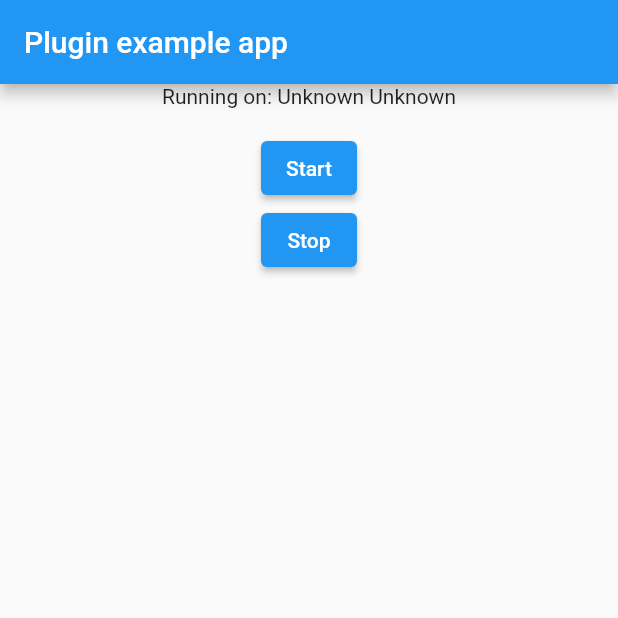
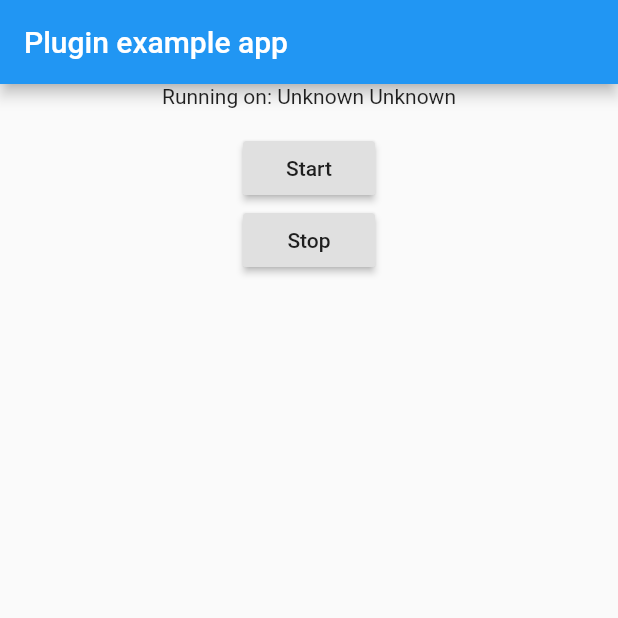
Before and after one commit to andreibratuleanu21/aero_f_ble, a Flutter app: the screen it shows after launch, on a phone screen of 412 x 824 dp, the top half of it. Run offline on Flutter 3.47's test engine with Material 2 defaults, Android fonts, the light colour scheme and no system bars.

Commit message:
save ios state

```diff
--- /dev/null
+++ b/analysis_options.yaml
@@ -0,0 +1,4 @@
+include: package:flutter_lints/flutter.yaml
+
+# Additional information about this file can be found at
+# https://dart.dev/guides/language/analysis-options
--- a/example/lib/main.dart
+++ b/example/lib/main.dart
@@ -67,14 +67,14 @@ class _MyAppState extends State<MyApp> {
         body: Center(
           child: Column(children: [
             Text('Running on: $_platformVersion\n'),
-            ElevatedButton(
+            RaisedButton(
               onPressed: () {
                 print("OK!");
                 AeroFBle.startScan(allowEmptyName: false);
               },
               child: const Text('Start'),
             ),
-            ElevatedButton(
+            RaisedButton(
               onPressed: () {
                 print("Nya!");
                 AeroFBle.stopScan();
```
Also changed, not shown: example/analysis_options.yaml (added, +29 -0 lines), example/pubspec.yaml (+16 -2 lines), pubspec.yaml (+44 -4 lines), example/pubspec.lock, pubspec.lock, 10 other files.
